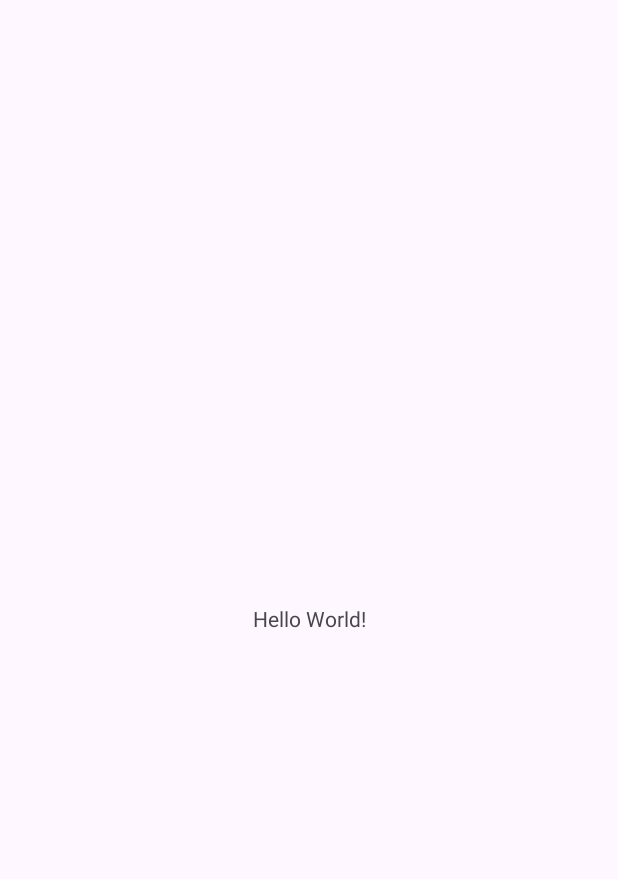
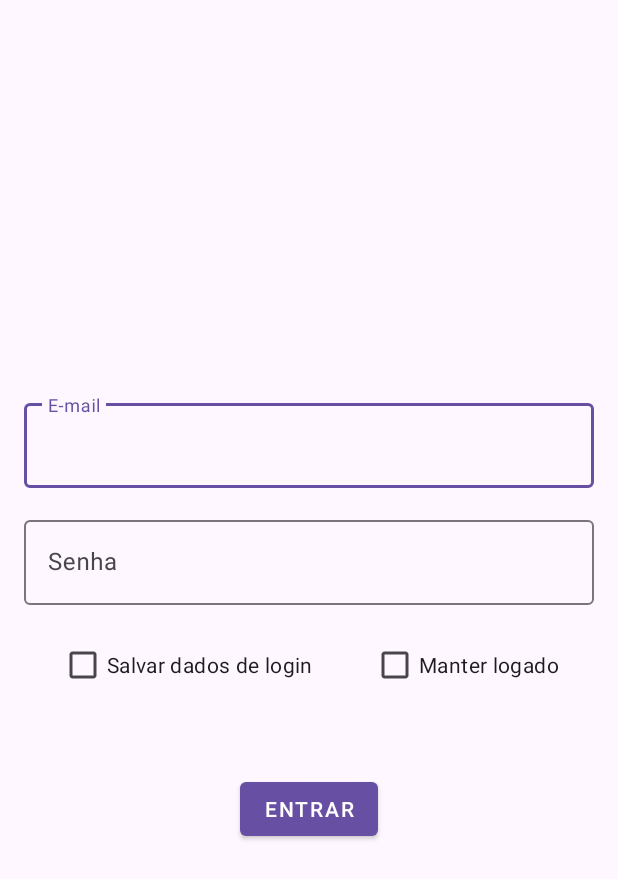
Before and after one commit to jpandolpho/arqdmo1_login_datastore, an Android app: the screen it shows after launch (MainActivity), on a phone screen of 412 x 824 dp. Before the commit the part shown is almost empty. Shown: the top 879 px of the screen. Run offline under Robolectric (Android 15) with nearby library versions, the phone set to English and light mode, and no system bars.

Commit message:
Definindo layout da MainActivity.

```diff
--- a/app/src/main/res/layout/activity_main.xml
+++ b/app/src/main/res/layout/activity_main.xml
@@ -7,13 +7,74 @@
     android:layout_height="match_parent"
     tools:context=".ui.main.MainActivity">
 
-    <TextView
+    <androidx.constraintlayout.widget.Guideline
+        android:id="@+id/guidelineH30"
+        android:layout_width="0dp"
+        android:layout_height="0dp"
+        android:orientation="horizontal"
+        app:layout_constraintGuide_percent="0.3" />
+
+    <com.google.android.material.textfield.TextInputLayout
+        android:id="@+id/textlayout_email"
+        android:layout_width="match_parent"
+        android:layout_height="wrap_content"
+        android:layout_margin="16dp"
+        android:hint="E-mail"
+        app:layout_constraintStart_toStartOf="parent"
+        app:layout_constraintTop_toBottomOf="@id/guidelineH30">
+
+        <com.google.android.material.textfield.TextInputEditText
+            android:id="@+id/text_email"
+            android:layout_width="match_parent"
+            android:layout_height="wrap_content"
+            android:inputType="textEmailAddress" />
+    </com.google.android.material.textfield.TextInputLayout>
+
+    <com.google.android.material.textfield.TextInputLayout
+        android:id="@+id/textlayout_password"
+        android:layout_width="match_parent"
+        android:layout_height="wrap_content"
+        android:layout_margin="16dp"
+        android:hint="Senha"
+        app:layout_constraintEnd_toEndOf="@id/textlayout_email"
+        app:layout_constraintStart_toStartOf="@id/textlayout_email"
+        app:layout_constraintTop_toBottomOf="@id/textlayout_email">
+
+        <com.google.android.material.textfield.TextInputEditText
+            android:id="@+id/text_password"
+            android:layout_width="match_parent"
+            android:layout_height="wrap_content"
+            android:inputType="numberPassword" />
+    </com.google.android.material.textfield.TextInputLayout>
+
+    <CheckBox
+        android:id="@+id/checkbox_save_login"
         android:layout_width="wrap_content"
         android:layout_height="wrap_content"
-        android:text="Hello World!"
-        app:layout_constraintBottom_toBottomOf="parent"
+        android:layout_marginTop="16dp"
+        android:text="Salvar dados de login"
+        app:layout_constraintEnd_toStartOf="@id/checkbox_stay_loggedin"
+        app:layout_constraintStart_toStartOf="parent"
+        app:layout_constraintTop_toBottomOf="@id/textlayout_password" />
+
+    <CheckBox
+        android:id="@+id/checkbox_stay_loggedin"
+        android:layout_width="wrap_content"
+        android:layout_height="wrap_content"
+        android:text="Manter logado"
+        app:layout_constraintEnd_toEndOf="parent"
+        app:layout_constraintStart_toEndOf="@+id/checkbox_save_login"
+        app:layout_constraintTop_toTopOf="@+id/checkbox_save_login" />
+
+    <com.google.android.material.button.MaterialButton
+        android:id="@+id/button_login"
+        style="@style/Widget.MaterialComponents.Button"
+        android:layout_width="wrap_content"
+        android:layout_height="wrap_content"
+        android:layout_marginTop="48dp"
+        android:text="Entrar"
         app:layout_constraintEnd_toEndOf="parent"
         app:layout_constraintStart_toStartOf="parent"
-        app:layout_constraintTop_toTopOf="parent" />
+        app:layout_constraintTop_toBottomOf="@id/checkbox_stay_loggedin" />
 
 </androidx.constraintlayout.widget.ConstraintLayout>
```
